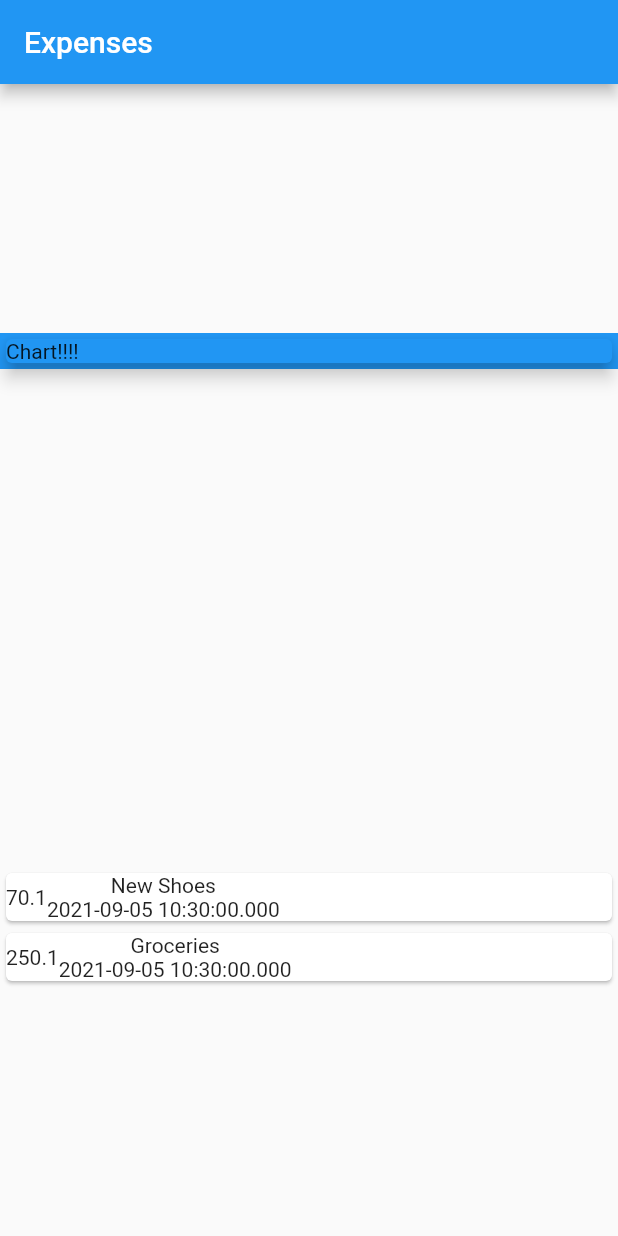
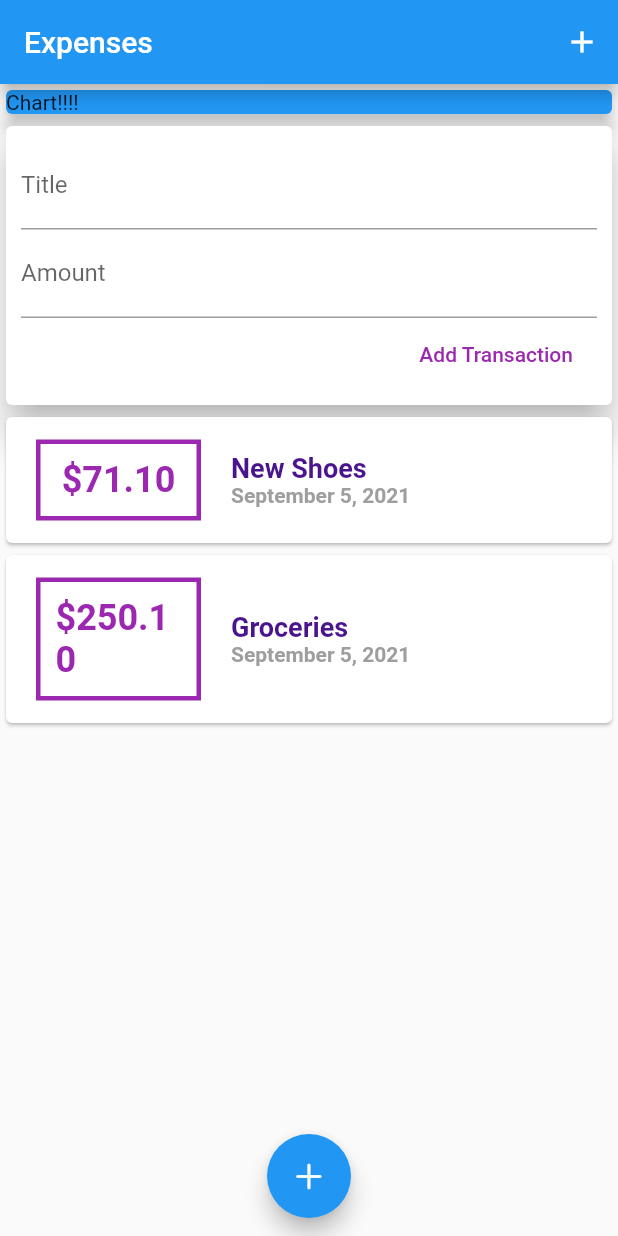
Before and after one commit to karlytoz/expenses, a Flutter app: the screen it shows after launch, on a phone screen of 412 x 824 dp. Run offline on Flutter 3.47's test engine with Material 2 defaults, Android fonts, the phone set to English and light mode, and no system bars.

Commit message:
Stateless app, with action buttons and 3 different widgets

```diff
--- a/lib/main.dart
+++ b/lib/main.dart
@@ -1,6 +1,7 @@
+import 'package:flutter/cupertino.dart';
+
+import './widgets/userTransactions.dart';
 import 'package:flutter/material.dart';
-
-import './transaction.dart';
 
 void main() {
   runApp(MyApp());
@@ -23,51 +24,41 @@ class MyApp extends StatelessWidget {
   }
 }
 
+// void startAddNewTransaction(BuildContext ctx) {
+//   showModalBottomSheet(context: ctx, builder: (bCtx) {});
+// }
+
 class MyHomePage extends StatelessWidget {
-  final List<Transaction> transactions = [
-    Transaction(
-        id: 't1', title: 'New Shoes', amount: 70.10, date: DateTime.now()),
-    Transaction(
-        id: 't2', title: 'Groceries', amount: 250.10, date: DateTime.now()),
-  ];
   @override
   Widget build(BuildContext context) {
     return Scaffold(
       appBar: AppBar(
         title: Text('Expenses'),
+        actions: <Widget>[IconButton(onPressed: () {}, icon: Icon(Icons.add))],
       ),
-      body: Column(
-          mainAxisAlignment: MainAxisAlignment.spaceAround,
-          crossAxisAlignment: CrossAxisAlignment.stretch,
+      body: SingleChildScrollView(
+        child: Column(
+            // mainAxisAlignment: MainAxisAlignment.start,
+            crossAxisAlignment: CrossAxisAlignment.center,
             children: <Widget>[
               Container(
                 width: double.infinity,
+                // color: Colors.blue,
+                child: Card(
                   color: Colors.blue,
-              child: Card(
                   child: Text('Chart!!!!'),
                   elevation: 5,
-                color: Colors.blue,
                 ),
               ),
-            Column(
-                children: transactions.map((tx) {
-              return Card(
-                child: Row(
-                  children: <Widget>[
-                    Container(
-                      child: Text(tx.amount.toString()),
+              UserTransactions(),
+            ]),
       ),
-                    Column(
-                      children: <Widget>[
-                        Text(tx.title),
-                        Text(tx.date.toString()),
-                      ],
+      floatingActionButtonLocation:
+          FloatingActionButtonLocation.miniCenterFloat,
+      floatingActionButton: FloatingActionButton(
+        child: Icon(CupertinoIcons.add),
+        onPressed: () {},
       ),
-                  ],
-                ),
-              );
-            }).toList())
-          ]),
     );
   }
 }
--- /dev/null
+++ b/lib/widgets/newTransaction.dart
@@ -0,0 +1,48 @@
+import 'package:flutter/material.dart';
+
+class NewTransaction extends StatelessWidget {
+  final titleController = TextEditingController();
+  final amountController = TextEditingController();
+  final Function addNewTransaction;
+  NewTransaction(this.addNewTransaction);
+  void submitData() {
+    final enteredTitle = titleController.text;
+    final enteredAmount = double.parse(amountController.text);
+    if (enteredTitle.isEmpty || enteredAmount <= 0) return;
+    addNewTransaction(enteredTitle, enteredAmount);
+  }
+
+  @override
+  Widget build(BuildContext context) {
+    return Card(
+      elevation: 10,
+      child: Container(
+        padding: EdgeInsets.all(10),
+        child: Column(
+          crossAxisAlignment: CrossAxisAlignment.end,
+          children: <Widget>[
+            TextField(
+              controller: titleController,
+              decoration: InputDecoration(labelText: 'Title'),
+              onSubmitted: (_) => submitData(),
+              // onChanged: (String value) {
+              //   titleInput = value;
+              // },
+            ),
+            TextField(
+              controller: amountController,
+              decoration: InputDecoration(labelText: 'Amount'),
+              keyboardType: TextInputType.number,
+              onSubmitted: (_) => submitData(),
+              // onChanged: (String value) => amountInput = value
+            ),
+            FlatButton(
+                onPressed: submitData,
+                textColor: Colors.purple,
+                child: Text('Add Transaction')),
+          ],
+        ),
+      ),
+    );
+  }
+}
--- /dev/null
+++ b/lib/widgets/transactionList.dart
@@ -0,0 +1,55 @@
+import 'package:flutter/material.dart';
+import 'package:intl/intl.dart';
+
+import '../models/transaction.dart';
+
+class TransactionList extends StatelessWidget {
+  TransactionList(this.transactions);
+  final List<Transaction> transactions;
+  @override
+  Widget build(BuildContext context) {
+    return Container(
+        height: 500,
+        child: ListView.builder(
+          itemBuilder: (ctx, index) {
+            return Card(
+              child: Row(
+                children: <Widget>[
+                  Container(
+                    width: 110,
+                    alignment: Alignment.center,
+                    margin: EdgeInsets.symmetric(vertical: 15, horizontal: 20),
+                    decoration: BoxDecoration(
+                        border: Border.all(color: Colors.purple, width: 3)),
+                    padding: EdgeInsets.all(10),
+                    child: Text(
+                        '\$${transactions[index].amount.toStringAsFixed(2)}',
+                        style: TextStyle(
+                            color: Colors.purple,
+                            fontWeight: FontWeight.bold,
+                            fontSize: 24)),
+                  ),
+                  Column(
+                    // mainAxisAlignment: MainAxisAlignment.spaceBetween,
+                    crossAxisAlignment: CrossAxisAlignment.start,
+                    children: <Widget>[
+                      Text(transactions[index].title,
+                          style: TextStyle(
+                              color: Colors.purple[900],
+                              fontWeight: FontWeight.bold,
+                              fontSize: 18)),
+                      Text(DateFormat.yMMMMd().format(transactions[index].date),
+                          style: TextStyle(
+                              color: Colors.grey,
+                              fontWeight: FontWeight.bold,
+                              fontSize: 14)),
+                    ],
+                  ),
+                ],
+              ),
+            );
+          },
+          itemCount: transactions.length,
+        ));
+  }
+}
--- /dev/null
+++ b/lib/widgets/userTransactions.dart
@@ -0,0 +1,39 @@
+import 'package:flutter/material.dart';
+
+import './transactionList.dart';
+import './newTransaction.dart';
+import '../models/transaction.dart';
+
+class UserTransactions extends StatefulWidget {
+  @override
+  _UserTransactionsState createState() => _UserTransactionsState();
+}
+
+class _UserTransactionsState extends State<UserTransactions> {
+  final List<Transaction> _userTransactions = [
+    Transaction(
+        id: 't1', title: 'New Shoes', amount: 71.10, date: DateTime.now()),
+    Transaction(
+        id: 't2', title: 'Groceries', amount: 250.10, date: DateTime.now()),
+  ];
+  void _addNewTransaction(String title, double amount) {
+    final newTx = Transaction(
+        id: DateTime.now().toString(),
+        title: title,
+        amount: amount,
+        date: DateTime.now());
+    setState(() {
+      _userTransactions.add(newTx);
+    });
+  }
+
+  @override
+  Widget build(BuildContext context) {
+    return Column(
+      children: <Widget>[
+        NewTransaction(_addNewTransaction),
+        TransactionList(_userTransactions),
+      ],
+    );
+  }
+}
--- a/pubspec.yaml
+++ b/pubspec.yaml
@@ -23,6 +23,7 @@ environment:
 dependencies:
   flutter:
     sdk: flutter
+  intl: ^0.15.8
 
 
   # The following adds the Cupertino Icons font to your application.
```
Also changed, not shown: lib/models/transaction.dart (renamed from lib/transaction.dart), pubspec.lock. Lines whose indentation alone changed are shown as unchanged.
